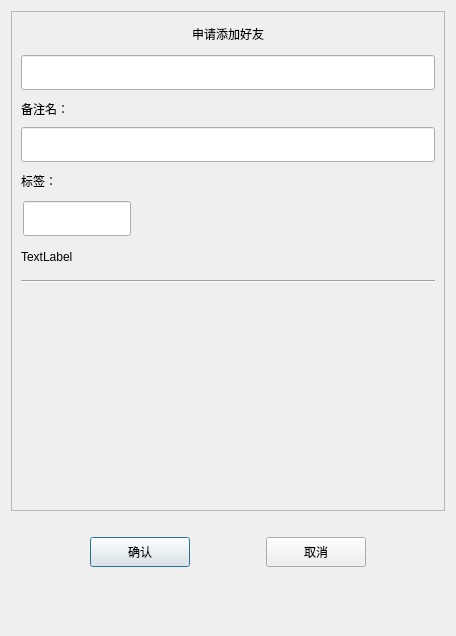
Above: client/authenfriend.ui from infinityqiao/chat_lab before the change. Below: the same form after it.
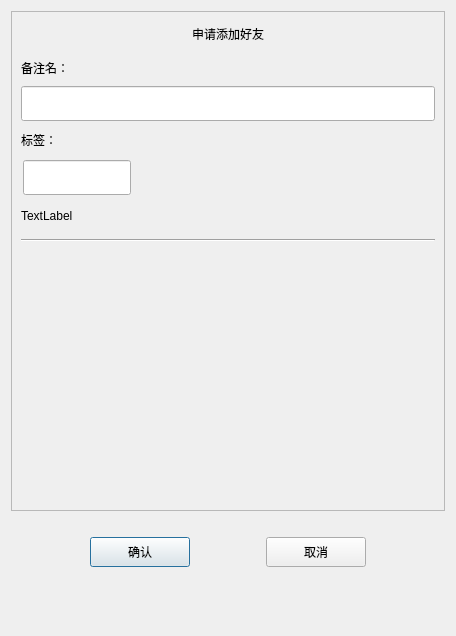
That is the form after the change. Custom widgets are drawn as their Qt base class.

```diff
--- a/client/authenfriend.ui
+++ b/client/authenfriend.ui
@@ -69,22 +69,6 @@
        <item>
         <widget class="QWidget" name="apply_wid" native="true">
          <layout class="QVBoxLayout" name="verticalLayout_3">
-          <item>
-           <widget class="CustomizeEdit" name="name_ed">
-            <property name="minimumSize">
-             <size>
-              <width>0</width>
-              <height>35</height>
-             </size>
-            </property>
-            <property name="maximumSize">
-             <size>
-              <width>16777215</width>
-              <height>35</height>
-             </size>
-            </property>
-           </widget>
-          </item>
           <item>
            <widget class="QLabel" name="label_2">
             <property name="minimumSize">
```
